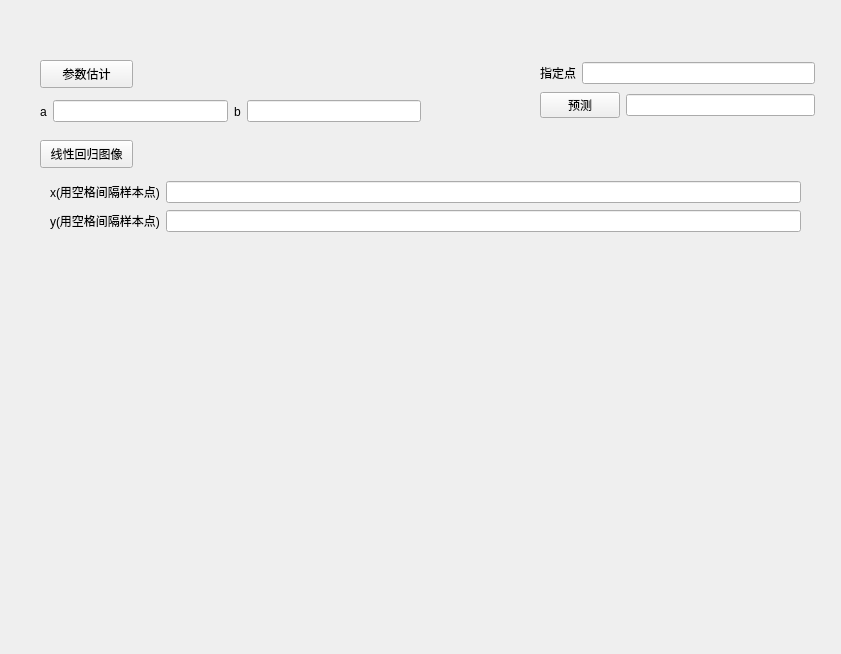
The window that Linear_regression.ui (chenxindaaa/MathematicalStatistics) describes before a commit, drawn with Qt 5.
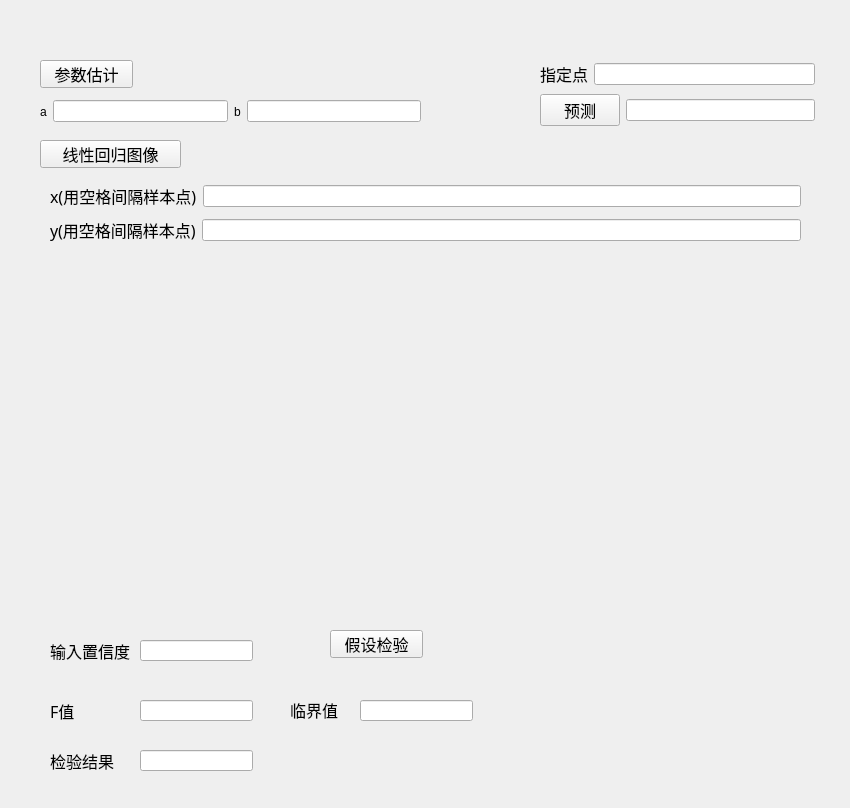
The same window after the commit. Custom widgets are drawn as their Qt base class.

The edit to the form file:
```diff
--- a/Linear_regression.ui
+++ b/Linear_regression.ui
@@ -6,8 +6,8 @@
    <rect>
     <x>0</x>
     <y>0</y>
-    <width>841</width>
-    <height>654</height>
+    <width>850</width>
+    <height>808</height>
    </rect>
   </property>
   <property name="windowTitle">
@@ -22,6 +22,12 @@
      <height>28</height>
     </rect>
    </property>
+   <property name="font">
+    <font>
+     <family>Agency FB</family>
+     <pointsize>12</pointsize>
+    </font>
+   </property>
    <property name="text">
     <string>参数估计</string>
    </property>
@@ -31,10 +37,16 @@
     <rect>
      <x>40</x>
      <y>140</y>
-     <width>93</width>
+     <width>141</width>
      <height>28</height>
     </rect>
    </property>
+   <property name="font">
+    <font>
+     <family>Agency FB</family>
+     <pointsize>12</pointsize>
+    </font>
+   </property>
    <property name="text">
     <string>线性回归图像</string>
    </property>
@@ -55,7 +67,7 @@
      <x>540</x>
      <y>60</y>
      <width>275</width>
-     <height>62</height>
+     <height>70</height>
     </rect>
    </property>
    <layout class="QVBoxLayout" name="verticalLayout">
@@ -63,6 +75,12 @@
      <layout class="QHBoxLayout" name="horizontalLayout">
       <item>
        <widget class="QLabel" name="label_3">
+        <property name="font">
+         <font>
+          <family>Agency FB</family>
+          <pointsize>12</pointsize>
+         </font>
+        </property>
         <property name="text">
          <string>指定点</string>
         </property>
@@ -77,6 +95,12 @@
      <layout class="QHBoxLayout" name="horizontalLayout_2">
       <item>
        <widget class="QPushButton" name="pushButton_3">
+        <property name="font">
+         <font>
+          <family>Agency FB</family>
+          <pointsize>12</pointsize>
+         </font>
+        </property>
         <property name="text">
          <string>预测</string>
         </property>
@@ -139,7 +163,7 @@
      <x>50</x>
      <y>180</y>
      <width>751</width>
-     <height>55</height>
+     <height>66</height>
     </rect>
    </property>
    <layout class="QVBoxLayout" name="verticalLayout_2">
@@ -147,6 +171,12 @@
      <layout class="QHBoxLayout" name="horizontalLayout_4">
       <item>
        <widget class="QLabel" name="label_4">
+        <property name="font">
+         <font>
+          <family>Agency FB</family>
+          <pointsize>12</pointsize>
+         </font>
+        </property>
         <property name="text">
          <string>x(用空格间隔样本点)</string>
         </property>
@@ -161,6 +191,12 @@
      <layout class="QHBoxLayout" name="horizontalLayout_5">
       <item>
        <widget class="QLabel" name="label_5">
+        <property name="font">
+         <font>
+          <family>Agency FB</family>
+          <pointsize>12</pointsize>
+         </font>
+        </property>
         <property name="text">
          <string>y(用空格间隔样本点)</string>
         </property>
@@ -173,6 +209,141 @@
     </item>
    </layout>
   </widget>
+  <widget class="QPushButton" name="pushButton_4">
+   <property name="geometry">
+    <rect>
+     <x>330</x>
+     <y>630</y>
+     <width>93</width>
+     <height>28</height>
+    </rect>
+   </property>
+   <property name="font">
+    <font>
+     <family>Agency FB</family>
+     <pointsize>12</pointsize>
+    </font>
+   </property>
+   <property name="text">
+    <string>假设检验</string>
+   </property>
+  </widget>
+  <widget class="QLabel" name="label_6">
+   <property name="geometry">
+    <rect>
+     <x>50</x>
+     <y>640</y>
+     <width>81</width>
+     <height>21</height>
+    </rect>
+   </property>
+   <property name="font">
+    <font>
+     <family>Agency FB</family>
+     <pointsize>12</pointsize>
+    </font>
+   </property>
+   <property name="text">
+    <string>输入置信度</string>
+   </property>
+  </widget>
+  <widget class="QLineEdit" name="lineEdit_7">
+   <property name="geometry">
+    <rect>
+     <x>140</x>
+     <y>640</y>
+     <width>113</width>
+     <height>21</height>
+    </rect>
+   </property>
+  </widget>
+  <widget class="QLabel" name="label_7">
+   <property name="geometry">
+    <rect>
+     <x>50</x>
+     <y>700</y>
+     <width>51</width>
+     <height>21</height>
+    </rect>
+   </property>
+   <property name="font">
+    <font>
+     <family>Agency FB</family>
+     <pointsize>12</pointsize>
+    </font>
+   </property>
+   <property name="text">
+    <string>F值</string>
+   </property>
+  </widget>
+  <widget class="QLineEdit" name="lineEdit_8">
+   <property name="geometry">
+    <rect>
+     <x>140</x>
+     <y>700</y>
+     <width>113</width>
+     <height>21</height>
+    </rect>
+   </property>
+  </widget>
+  <widget class="QLabel" name="label_8">
+   <property name="geometry">
+    <rect>
+     <x>290</x>
+     <y>700</y>
+     <width>61</width>
+     <height>20</height>
+    </rect>
+   </property>
+   <property name="font">
+    <font>
+     <family>Agency FB</family>
+     <pointsize>12</pointsize>
+    </font>
+   </property>
+   <property name="text">
+    <string>临界值</string>
+   </property>
+  </widget>
+  <widget class="QLineEdit" name="lineEdit_9">
+   <property name="geometry">
+    <rect>
+     <x>360</x>
+     <y>700</y>
+     <width>113</width>
+     <height>21</height>
+    </rect>
+   </property>
+  </widget>
+  <widget class="QLabel" name="label_9">
+   <property name="geometry">
+    <rect>
+     <x>50</x>
+     <y>750</y>
+     <width>81</width>
+     <height>21</height>
+    </rect>
+   </property>
+   <property name="font">
+    <font>
+     <family>Agency FB</family>
+     <pointsize>12</pointsize>
+    </font>
+   </property>
+   <property name="text">
+    <string>检验结果</string>
+   </property>
+  </widget>
+  <widget class="QLineEdit" name="lineEdit_10">
+   <property name="geometry">
+    <rect>
+     <x>140</x>
+     <y>750</y>
+     <width>113</width>
+     <height>21</height>
+    </rect>
+   </property>
+  </widget>
  </widget>
  <customwidgets>
   <customwidget>
```
Left out of the diff: 6 changed lines with no effect on the pictures.
